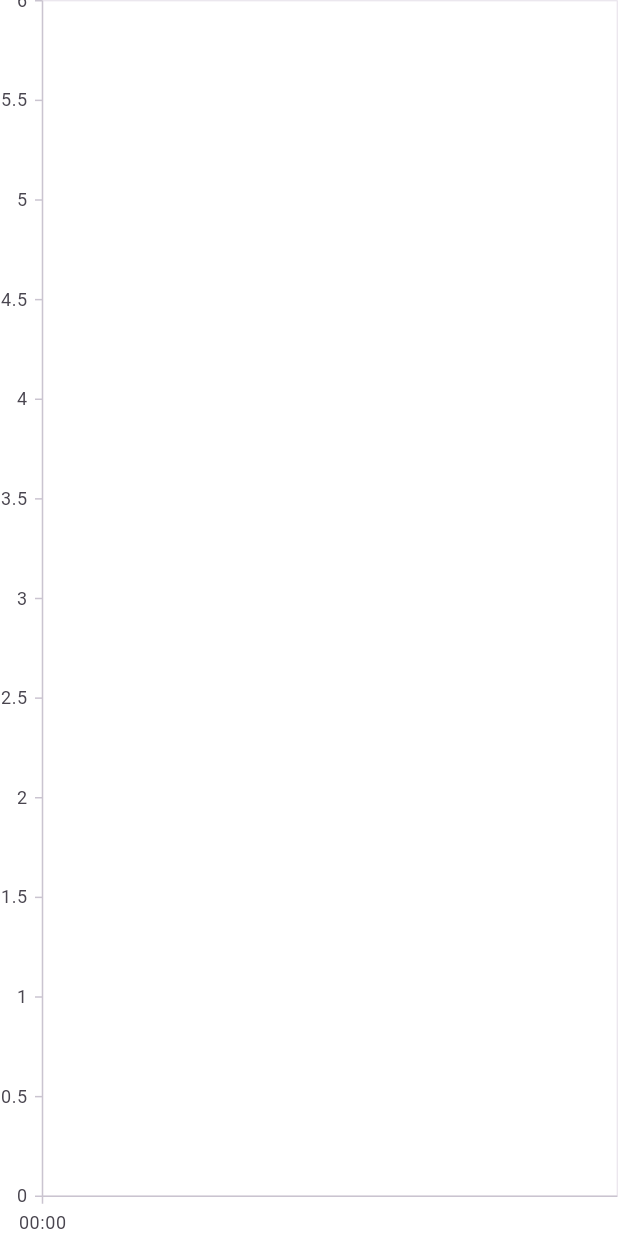
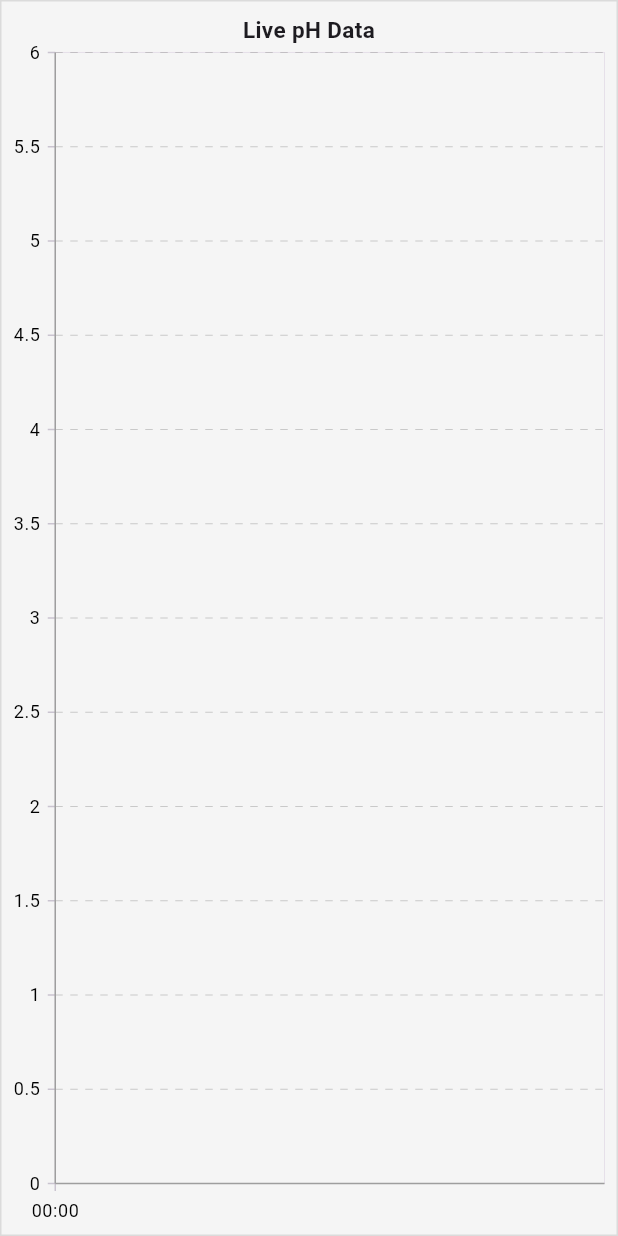
Before and after one commit to Marato01/HydroB_UAT, a Flutter app: the LinechartPH screen opened directly, on a phone screen of 412 x 824 dp. Run offline on Flutter 3.47's test engine with Material 3 defaults, Android fonts, the phone set to English and light mode, and no system bars; our stand-ins replace animated_notch_bottom_bar, cherry_toast, device_info_plus, geolocator, hive_flutter, image_picker and 4 more; missing offline and left inert: appinio_animated_toggle_tab, flutter_reactive_ble, khmer_fonts, qr_code_scanner, riff_switch; accounts and stored records are empty; generated files the repository leaves out were written again.

Commit message:
modify graph

```diff
--- a/lib/views/deskboard_screen/button_navigation_bar/home_screen/chart_line/linechat_pH/linechart_pH.dart
+++ b/lib/views/deskboard_screen/button_navigation_bar/home_screen/chart_line/linechat_pH/linechart_pH.dart
@@ -65,32 +65,52 @@ class _LinechartPHState extends State<LinechartPH> {
     return Scaffold(
       body: Center(
         child: SfCartesianChart(
-          margin: EdgeInsets.all(0.5),
-          backgroundColor: Colors.white,
+          margin: EdgeInsets.all(8),
+          backgroundColor: Colors.grey[100],
+          borderColor: Colors.grey.withOpacity(0.3),
+          borderWidth: 1,
+          title: ChartTitle(
+            text: 'Live pH Data',
+            textStyle: TextStyle(fontSize: 15, fontWeight: FontWeight.bold),
+          ),
           primaryXAxis: DateTimeAxis(
-            majorGridLines: MajorGridLines(width: 0), // Hides X-axis grid lines
-            // intervalType: DateTimeIntervalType.milliseconds,
+            axisLine: AxisLine(width: 1, color: Colors.grey),
+            labelStyle: TextStyle(fontSize: 12, color: Colors.black),
+            majorGridLines: MajorGridLines(width: 0),
             dateFormat: DateFormat('HH:mm'),
             rangePadding: ChartRangePadding.auto,
           ),
           primaryYAxis: NumericAxis(
-            majorGridLines: MajorGridLines(width: 0), // Hides Y-axis grid lines
-            isVisible: true, // Make Y-axis visible
+            axisLine: AxisLine(width: 1, color: Colors.grey),
+            labelStyle: TextStyle(fontSize: 12, color: Colors.black),
+            majorGridLines: MajorGridLines(
+              dashArray: [5, 5],
+              color: Colors.grey.withOpacity(0.5),
+            ),
           ),
           series: [
             SplineAreaSeries<_ChartData, DateTime>(
               dataSource: _chartData,
               xValueMapper: (_ChartData data, _) => data.time,
               yValueMapper: (_ChartData data, _) => data.value,
-              color: Colors.green.withOpacity(0.3),
+              gradient: LinearGradient(
+                colors: [Colors.green.withOpacity(0.6), Colors.green.withOpacity(0.2)],
+                begin: Alignment.topCenter,
+                end: Alignment.bottomCenter,
+              ),
               borderColor: Colors.green,
-              borderWidth: 1,
-              dataLabelSettings: const DataLabelSettings(
+              borderWidth: 2,
+              markerSettings: MarkerSettings(
                 isVisible: false,
+                borderColor: Colors.green,
+                borderWidth: 1,
+                color: Colors.white,
               ),
+              dataLabelSettings: DataLabelSettings(isVisible: false),
             ),
           ],
-        ),
+        )
+
       ),
     );
   }
```
